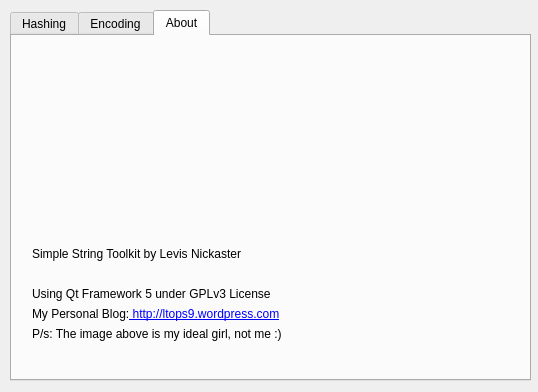
The window that mainwindow.ui (levisre/simple_string_toolkit) describes before a commit, drawn with Qt 5.
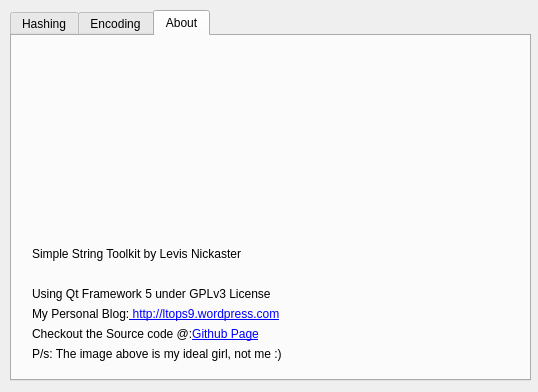
The same window after the commit. The open tabs and pages were chosen to show the change.

Patch:
```diff
--- a/mainwindow.ui
+++ b/mainwindow.ui
@@ -423,7 +423,7 @@
       <property name="geometry">
        <rect>
         <x>20</x>
-        <y>290</y>
+        <y>310</y>
         <width>301</width>
         <height>16</height>
        </rect>
@@ -432,6 +432,19 @@
        <string>P/s: The image above is my ideal girl, not me :)</string>
       </property>
      </widget>
+     <widget class="QLabel" name="lbl_srcurl">
+      <property name="geometry">
+       <rect>
+        <x>20</x>
+        <y>290</y>
+        <width>431</width>
+        <height>16</height>
+       </rect>
+      </property>
+      <property name="text">
+       <string>&lt;html&gt;&lt;head/&gt;&lt;body&gt;&lt;p&gt;Checkout the Source code @:&lt;a href=&quot;https://github.com/levisre/simple_string_toolkit&quot;&gt;Github Page&lt;/a&gt;&lt;/p&gt;&lt;/body&gt;&lt;/html&gt;</string>
+      </property>
+     </widget>
     </widget>
    </widget>
   </widget>
```
Left out of the diff: 2 changed lines with no effect on the pictures.
